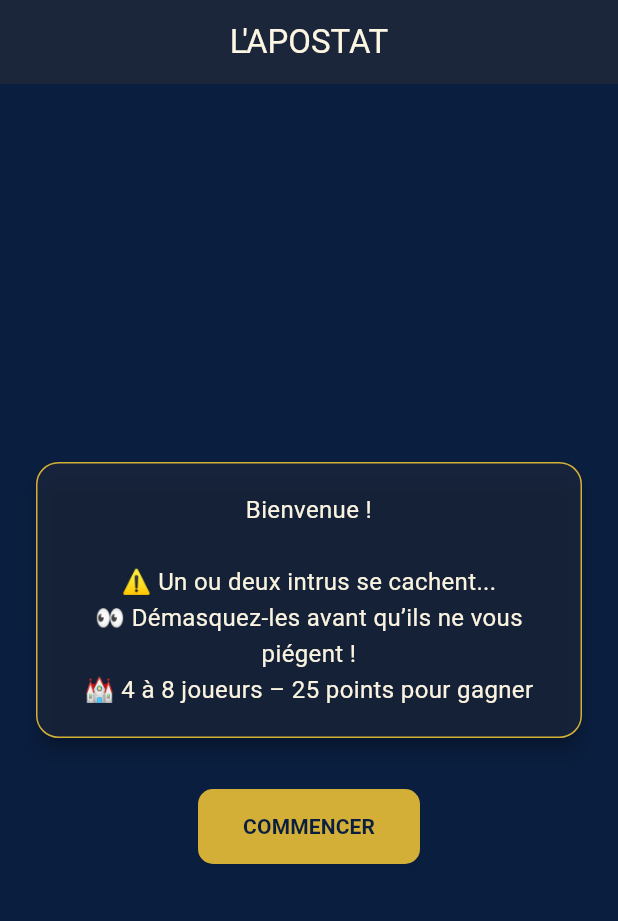
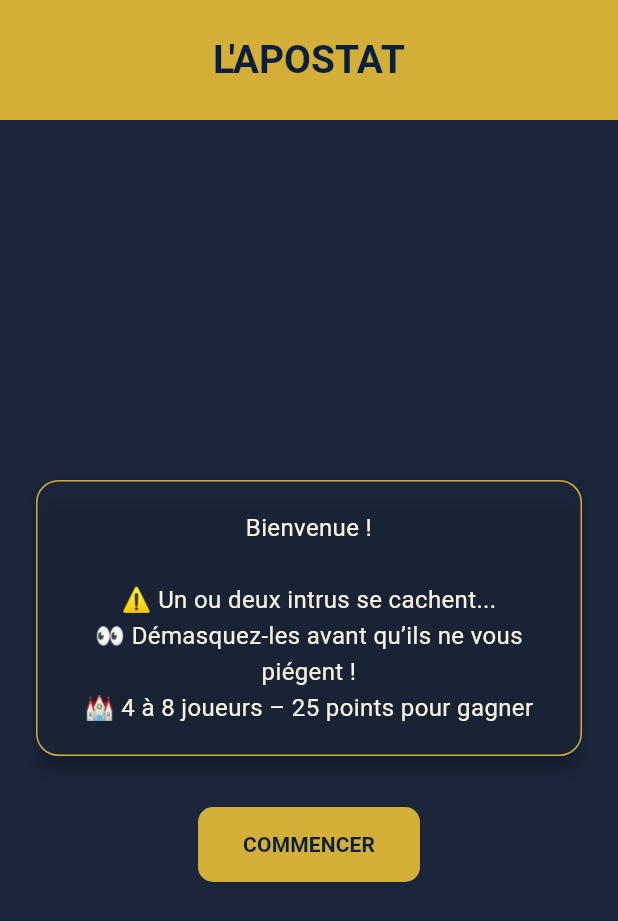
Before and after one commit to medericc/under, a Flutter app: the screen it shows after launch, on a phone screen of 412 x 824 dp. Shown: the top 921 px of the screen. Run offline on Flutter 3.47's test engine with Material 3 defaults, Android fonts, the light colour scheme and no system bars.

Commit message:
premier pas shuffle

```diff
--- a/lib/screens/home_screen.dart
+++ b/lib/screens/home_screen.dart
@@ -5,19 +5,27 @@ class HomeScreen extends StatelessWidget {
   @override
   Widget build(BuildContext context) {
     return Scaffold(
-      backgroundColor: const Color(0xFF0A1E3F), // Bleu foncé profond (fond)
+      backgroundColor: const Color(0xFF1B263B), // Bleu foncé profond (fond)
    appBar: AppBar(
+  backgroundColor: const Color(0xFFD4AF37),
+  elevation: 0,
+  centerTitle: true,
+  iconTheme: const IconThemeData(color: Color(0xFF0A1E3F)),
+  toolbarHeight: 80, // Hauteur personnalisée
   title: const Text(
     "L'APOSTAT",
     style: TextStyle(
-            color: Color(0xFFFDF6E3), // Blanc crème (texte)
+      color: Color(0xFF0A1E3F),
+      fontSize: 26,
+      fontWeight: FontWeight.bold,
     ),
   ),
-        centerTitle: true,
-        backgroundColor: const Color(0xFF1B263B), // AppBar
-        elevation: 0,
-        iconTheme: const IconThemeData(color: Color(0xFFD4AF37)), // Doré (icônes)
 ),
+
+
+
+
+
       body: Padding(
         padding: const EdgeInsets.all(20),
         child: Center(
--- a/lib/screens/vote_screen.dart
+++ b/lib/screens/vote_screen.dart
@@ -175,7 +175,7 @@ class _VoteScreenState extends State<VoteScreen> {
 
     var eliminatedPlayer = widget.gameState.players.firstWhere((p) => p.name == eliminated);
     bool wasUndercover = eliminatedPlayer.isUndercover;
-    String displayedRole = wasUndercover ? 'Undercover' : 'Villageois';
+    String displayedRole = wasUndercover ? 'Undercover' : 'Fidèle';
 
     setState(() {
       eliminatedPlayer.isEliminated = true;
@@ -265,7 +265,7 @@ class _VoteScreenState extends State<VoteScreen> {
       backgroundColor: Color(0xFF0A1E3F),
       appBar: AppBar(
         title: Text(
-          'CONSEIL DU VILLAGE',
+          'ASSEMBLÉE DES FIDÈLES',
           style: TextStyle(
             color: Color(0xFFD4AF37),
             fontFamily: 'Cinzel',
```
Lines whose indentation alone changed are shown as unchanged.
